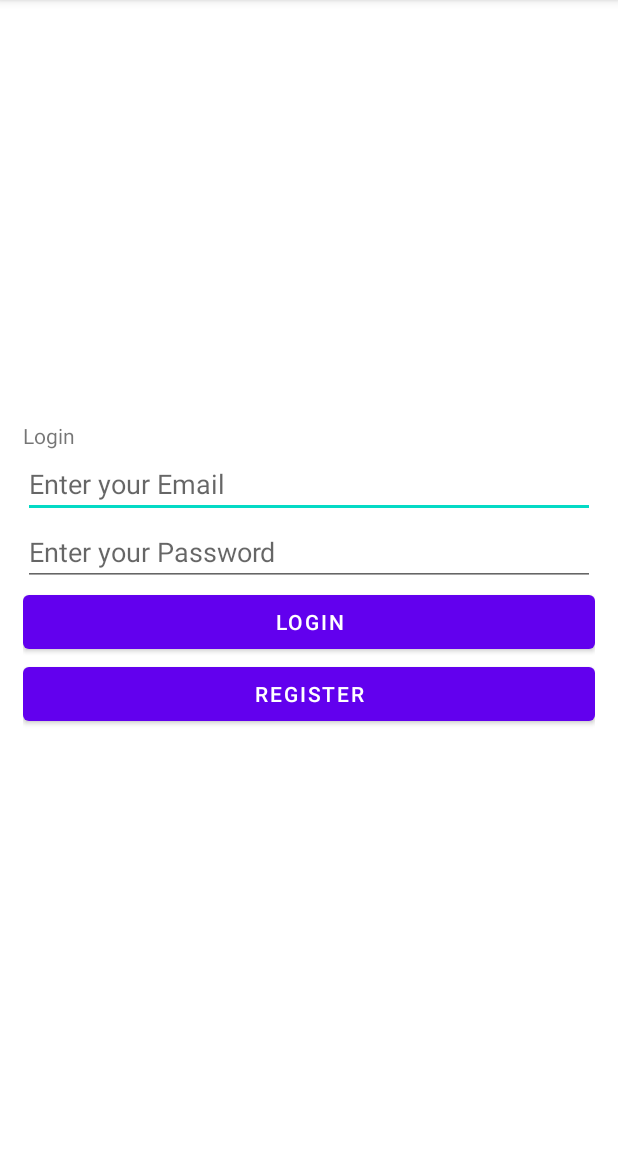
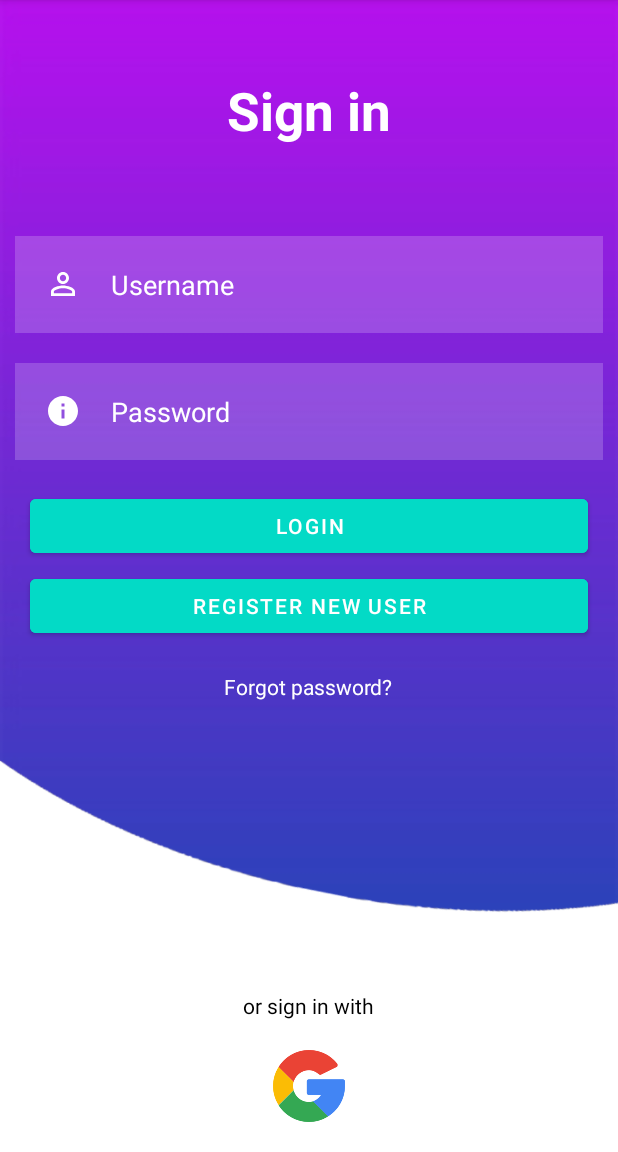
Before and after one commit to soscaster/2023Android-ICT-Team7, an Android app: the LoginActivity screen opened directly, with no data from a screen before it, on a phone screen of 412 x 824 dp, the part 84-1236 px from its top. Run offline under Robolectric (Android 15) with nearby library versions, the phone set to English and light mode, and no system bars; our stand-ins replace Firebase (no records; nobody signed in at launch, a user with empty details on screens opened directly).

Commit message:
Email Verification + Google Sign-in
Changelog:
- Changed the login theme.
- Added Email Verification + Google Sign-in.

TODO:
- Save login session.
- More functions in Events and Settings tab.

Bug:
- The camera's information sorting is wrong.
- You tell me?

Tested device on this version (but it should work with any other devices with API >= 24):
- Pixel 3: Android 13 API 33 (PixelExperience ROM)

```diff
--- a/app/src/main/java/vn/usth/team7camera/LoginActivity.java
+++ b/app/src/main/java/vn/usth/team7camera/LoginActivity.java
@@ -7,124 +7,149 @@ import android.os.Bundle;
 
 import android.content.Intent;
 import android.support.annotation.NonNull;
+import android.support.annotation.Nullable;
 import android.text.TextUtils;
 import android.view.View;
+import android.widget.ImageView;
 import android.widget.Toast;
 import android.widget.EditText;
 import android.widget.TextView;
 import android.widget.Button;
 import android.widget.ProgressBar;
 
+import com.google.android.gms.auth.api.signin.GoogleSignIn;
+import com.google.android.gms.auth.api.signin.GoogleSignInAccount;
+import com.google.android.gms.auth.api.signin.GoogleSignInClient;
+import com.google.android.gms.auth.api.signin.GoogleSignInOptions;
+import com.google.android.gms.common.api.ApiException;
+import com.google.firebase.auth.AuthCredential;
 import com.google.firebase.auth.FirebaseAuth;
 import com.google.firebase.auth.AuthResult;
 import com.google.android.gms.tasks.OnCompleteListener;
 import com.google.android.gms.tasks.Task;
+import com.google.android.material.button.MaterialButton;
+import com.google.firebase.auth.FirebaseUser;
+import com.google.firebase.auth.GoogleAuthProvider;
+
+import org.w3c.dom.Text;
+
 public class LoginActivity extends AppCompatActivity {
+    private TextView emailTextView, passwordTextView;
+    private MaterialButton Btn;
+    private MaterialButton BtnReg;
+    private ImageView BtnGoogle;
+    private FirebaseAuth mAuth;
+    private GoogleSignInClient mGoogleSignInClient;
+    private static final int RC_SIGN_IN = 9001; // Request code for Google Sign-In
 
-    private EditText emailTextView, passwordTextView;
-    private Button Btn;
-    private Button BtnReg;
-    private ProgressBar progressbar;
-
-    private FirebaseAuth mAuth;
     @Override
-    protected void onCreate(Bundle savedInstanceState)
-    {
+    protected void onCreate(Bundle savedInstanceState) {
         super.onCreate(savedInstanceState);
         setContentView(R.layout.activity_login);
-        // taking instance of FirebaseAuth
         mAuth = FirebaseAuth.getInstance();
 
-        // initialising all views through id defined above
-        emailTextView = findViewById(R.id.email);
+        emailTextView = findViewById(R.id.username);
         passwordTextView = findViewById(R.id.password);
-        Btn = findViewById(R.id.login);
+        Btn = findViewById(R.id.loginbtn);
         BtnReg = findViewById(R.id.regnew);
-        progressbar = findViewById(R.id.progressBar);
+        BtnGoogle = findViewById(R.id.googlebtn);
 
-        // Set on Click Listener on Sign-in button
+        // Configure Google Sign-In
+        GoogleSignInOptions gso = new GoogleSignInOptions.Builder(GoogleSignInOptions.DEFAULT_SIGN_IN)
+                .requestIdToken(getString(R.string.default_web_client_id))
+                .requestEmail()
+                .build();
+
+        mGoogleSignInClient = GoogleSignIn.getClient(this, gso);
+
         Btn.setOnClickListener(new View.OnClickListener() {
             @Override
-            public void onClick(View v)
-            {
+            public void onClick(View v) {
                 loginUserAccount();
             }
         });
 
-        // Set on Click Listener on Register button
         BtnReg.setOnClickListener(new View.OnClickListener() {
             @Override
-            public void onClick(View v)
-            {
+            public void onClick(View v) {
                 Intent intent = new Intent(getBaseContext(), RegistrationActivity.class);
                 startActivity(intent);
             }
         });
+
+        BtnGoogle.setOnClickListener(new View.OnClickListener() {
+            @Override
+            public void onClick(View v) {
+                loginGoogleAccount();
+            }
+        });
     }
 
-    private void loginUserAccount()
-    {
-
-        // show the visibility of progress bar to show loading
-        progressbar.setVisibility(View.VISIBLE);
-
-        // Take the value of two edit texts in Strings
+    private void loginUserAccount() {
         String email, password;
         email = emailTextView.getText().toString();
         password = passwordTextView.getText().toString();
 
-        // validations for input email and password
         if (TextUtils.isEmpty(email)) {
-            Toast.makeText(getApplicationContext(),
-                            "Please enter email!!",
-                            Toast.LENGTH_LONG)
-                    .show();
+            Toast.makeText(getApplicationContext(),"Please enter email!!", Toast.LENGTH_LONG).show();
+            return;
+        }
+        if (TextUtils.isEmpty(password)) {
+            Toast.makeText(getApplicationContext(),"Please enter password!!", Toast.LENGTH_LONG).show();
             return;
         }
 
-        if (TextUtils.isEmpty(password)) {
-            Toast.makeText(getApplicationContext(),
-                            "Please enter password!!",
-                            Toast.LENGTH_LONG)
-                    .show();
-            return;
+        mAuth.signInWithEmailAndPassword(email, password).addOnCompleteListener(new OnCompleteListener<AuthResult>() {
+            @Override
+            public void onComplete(@NonNull Task<AuthResult> task) {
+                if (task.isSuccessful()) {
+                    Toast.makeText(getApplicationContext(),"Login successful!!", Toast.LENGTH_LONG).show();
+                    Intent intent = new Intent(LoginActivity.this, MainActivity.class);
+                    startActivity(intent);
+                } else {
+                    Toast.makeText(getApplicationContext(),"Login failed!!", Toast.LENGTH_LONG).show();
+                }
+            }
+        });
     }
 
-        // signin existing user
-        mAuth.signInWithEmailAndPassword(email, password)
-                .addOnCompleteListener(
-                        new OnCompleteListener<AuthResult>() {
-                            @Override
-                            public void onComplete(
-                                    @NonNull Task<AuthResult> task)
-                            {
-                                if (task.isSuccessful()) {
-                                    Toast.makeText(getApplicationContext(),
-                                                    "Login successful!!",
-                                                    Toast.LENGTH_LONG)
-                                            .show();
-
-                                    // hide the progress bar
-                                    progressbar.setVisibility(View.GONE);
-
-                                    // if sign-in is successful
-                                    // intent to home activity
-                                    Intent intent
-                                            = new Intent(LoginActivity.this,
-                                            MainActivity.class);
-                                    startActivity(intent);
+    private void loginGoogleAccount() {
+        Intent signInIntent = mGoogleSignInClient.getSignInIntent();
+        startActivityForResult(signInIntent, RC_SIGN_IN);
     }
 
-                                else {
+    @Override
+    public void onActivityResult(int requestCode, int resultCode, @Nullable Intent data) {
+        super.onActivityResult(requestCode, resultCode, data);
 
-                                    // sign-in failed
-                                    Toast.makeText(getApplicationContext(),
-                                                    "Login failed!!",
-                                                    Toast.LENGTH_LONG)
-                                            .show();
+        if (requestCode == RC_SIGN_IN) {
+            Task<GoogleSignInAccount> task = GoogleSignIn.getSignedInAccountFromIntent(data);
+            try {
+                // Google Sign-In was successful, authenticate with Firebase
+                GoogleSignInAccount account = task.getResult(ApiException.class);
+                firebaseAuthWithGoogle(account);
+            } catch (ApiException e) {
+                // Google Sign-In failed
+                Toast.makeText(this, "Google Sign-In failed: " + e.getMessage(), Toast.LENGTH_SHORT).show();
+            }
+        }
+    }
 
-                                    // hide the progress bar
-                                    progressbar.setVisibility(View.GONE);
+    private void firebaseAuthWithGoogle(GoogleSignInAccount acct) {
+        AuthCredential credential = GoogleAuthProvider.getCredential(acct.getIdToken(), null);
+        mAuth.signInWithCredential(credential)
+                .addOnCompleteListener(this, new OnCompleteListener<AuthResult>() {
+                    @Override
+                    public void onComplete(@NonNull Task<AuthResult> task) {
+                        if (task.isSuccessful()) {
+                            // Sign in success, update UI with the signed-in user's information
+                            FirebaseUser user = mAuth.getCurrentUser();
+                            Toast.makeText(getApplicationContext(), "Google Sign-In successful!", Toast.LENGTH_SHORT).show();
+                            Intent intent = new Intent(LoginActivity.this, MainActivity.class);
+                            startActivity(intent);
+                        } else {
+                            // If sign-in fails, display a message to the user.
+                            Toast.makeText(getApplicationContext(), "Google Sign-In failed.", Toast.LENGTH_SHORT).show();
                         }
                     }
                 });
--- /dev/null
+++ b/app/src/main/res/drawable/ic_baseline_info_24.xml
@@ -0,0 +1,5 @@
+<vector android:height="24dp" android:tint="#FFFFFF"
+    android:viewportHeight="24" android:viewportWidth="24"
+    android:width="24dp" xmlns:android="http://schemas.android.com/apk/res/android">
+    <path android:fillColor="@android:color/white" android:pathData="M12,2C6.48,2 2,6.48 2,12s4.48,10 10,10 10,-4.48 10,-10S17.52,2 12,2zM13,17h-2v-6h2v6zM13,9h-2L11,7h2v2z"/>
+</vector>
--- /dev/null
+++ b/app/src/main/res/drawable/ic_baseline_person_outline_24.xml
@@ -0,0 +1,5 @@
+<vector android:height="24dp" android:tint="#FFFFFF"
+    android:viewportHeight="24" android:viewportWidth="24"
+    android:width="24dp" xmlns:android="http://schemas.android.com/apk/res/android">
+    <path android:fillColor="@android:color/white" android:pathData="M12,5.9c1.16,0 2.1,0.94 2.1,2.1s-0.94,2.1 -2.1,2.1S9.9,9.16 9.9,8s0.94,-2.1 2.1,-2.1m0,9c2.97,0 6.1,1.46 6.1,2.1v1.1L5.9,18.1L5.9,17c0,-0.64 3.13,-2.1 6.1,-2.1M12,4C9.79,4 8,5.79 8,8s1.79,4 4,4 4,-1.79 4,-4 -1.79,-4 -4,-4zM12,13c-2.67,0 -8,1.34 -8,4v3h16v-3c0,-2.66 -5.33,-4 -8,-4z"/>
+</vector>
--- a/app/src/main/res/layout/activity_login.xml
+++ b/app/src/main/res/layout/activity_login.xml
@@ -1,57 +1,125 @@
 <?xml version="1.0" encoding="utf-8"?>
-<!-- Linear Layout with vertical orientation and other properties -->
-
-<LinearLayout
-    xmlns:android="http://schemas.android.com/apk/res/android"
+<RelativeLayout xmlns:android="http://schemas.android.com/apk/res/android"
     xmlns:app="http://schemas.android.com/apk/res-auto"
     xmlns:tools="http://schemas.android.com/tools"
-
     android:layout_width="match_parent"
     android:layout_height="match_parent"
-    android:gravity="center_vertical"
-    android:orientation="vertical"
-    android:padding="15dp"
-    tools:context=".LoginActivity">
+    android:background="@drawable/background"
+    tools:context=".MainActivity">
 
-    <!-- TextView for heading -->
+    <TextView
+        android:layout_width="match_parent"
+        android:layout_height="wrap_content"
+        android:id="@+id/signin"
+        android:text="Sign in"
+        android:textColor="@color/white"
+        android:textSize="35dp"
+        android:textStyle="bold"
+        android:layout_margin="50dp"
+        android:gravity="center"/>
+
+    <EditText
+        android:id="@+id/username"
+        android:layout_width="match_parent"
+        android:layout_height="wrap_content"
+        android:layout_below="@id/signin"
+        android:layout_marginStart="10dp"
+        android:layout_marginTop="10dp"
+        android:layout_marginEnd="10dp"
+        android:layout_marginBottom="10dp"
+        android:background="#30ffffff"
+        android:drawableLeft="@drawable/ic_baseline_person_outline_24"
+        android:drawablePadding="20dp"
+        android:hint="Username"
+        android:padding="20dp"
+        android:textColor="@color/white"
+        android:textColorHint="@color/white" />
+
+    <EditText
+        android:layout_width="match_parent"
+        android:layout_height="wrap_content"
+        android:id="@+id/password"
+        android:layout_below="@id/username"
+        android:background="#30ffffff"
+        android:hint="Password"
+        android:textColorHint="@color/white"
+        android:textColor="@color/white"
+        android:layout_margin="10dp"
+        android:padding="20dp"
+        android:drawableLeft="@drawable/ic_baseline_info_24"
+        android:drawablePadding="20dp"
+        android:inputType="textPassword"/>
+
+    <com.google.android.material.button.MaterialButton
+        android:id="@+id/loginbtn"
+        android:layout_width="match_parent"
+        android:layout_height="wrap_content"
+        android:layout_below="@id/password"
+        android:layout_centerHorizontal="true"
+        android:layout_marginStart="20dp"
+        android:layout_marginTop="10dp"
+        android:layout_marginEnd="20dp"
+        android:layout_marginBottom="5dp"
+        android:backgroundTint="@color/design_default_color_secondary"
+        android:text="LOGIN" />
+
+    <com.google.android.material.button.MaterialButton
+        android:id="@+id/regnew"
+        android:layout_width="match_parent"
+        android:layout_height="wrap_content"
+        android:layout_below="@id/loginbtn"
+        android:layout_centerHorizontal="true"
+        android:layout_marginStart="20dp"
+        android:layout_marginEnd="20dp"
+        android:backgroundTint="@color/design_default_color_secondary"
+        android:text="REGISTER NEW USER" />
+
+    <TextView
+        android:id="@+id/forgotpass"
+        android:layout_width="wrap_content"
+        android:layout_height="wrap_content"
+        android:layout_below="@id/regnew"
+        android:layout_centerHorizontal="true"
+        android:layout_marginStart="20dp"
+        android:layout_marginTop="20dp"
+        android:layout_marginEnd="20dp"
+        android:layout_marginBottom="20dp"
+        android:text="Forgot password?"
+        android:textColor="@color/white" />
+
     <TextView
         android:layout_width="wrap_content"
         android:layout_height="wrap_content"
-        android:text="Login"/>
+        android:id="@+id/others"
+        android:layout_above="@id/socialicons"
+        android:text="or sign in with"
+        android:layout_centerHorizontal="true"
+        android:textColor="@color/black"/>
 
-    <!-- Edit text for email -->
-    <EditText
-        android:id="@+id/email"
+    <LinearLayout
         android:layout_width="match_parent"
         android:layout_height="wrap_content"
-        android:hint="Enter your Email" />
+        android:id="@+id/socialicons"
+        android:layout_alignParentBottom="true"
+        android:gravity="center">
 
-    <!-- Edit text for password -->
-    <EditText
-        android:id="@+id/password"
-        android:layout_width="match_parent"
-        android:layout_height="wrap_content"
-        android:hint="Enter your Password"
-        android:inputType="textPassword" />
 
-    <!-- Button for Login with text "Login" -->
-    <Button
-        android:id="@+id/login"
-        android:layout_width="match_parent"
-        android:layout_height="wrap_content"
-        android:text="Login" />
+        <ImageView
+            android:id="@+id/googlebtn"
+            android:layout_width="48dp"
+            android:layout_height="48dp"
+            android:layout_margin="20dp"
+            android:src="@drawable/google"/>
+<!--        <ImageView-->
+<!--            android:layout_width="48dp"-->
+<!--            android:layout_height="48dp"-->
+<!--            android:layout_margin="20dp"-->
+<!--            android:src="@drawable/fb"/>-->
+<!--        <ImageView-->
+<!--            android:layout_width="48dp"-->
+<!--            android:layout_height="48dp"-->
+<!--            android:layout_margin="20dp"-->
+<!--            android:src="@drawable/twitter"/>-->
 
-    <!-- Button for Register with text "Register" -->
-    <Button
-        android:id="@+id/regnew"
-        android:layout_width="match_parent"
-        android:layout_height="wrap_content"
-        android:text="Register" />
-
-    <!-- ProgressBar for Loading Time -->
-    <ProgressBar
-        android:id="@+id/progressBar"
-        android:layout_width="wrap_content"
-        android:layout_height="wrap_content"
-        android:visibility="gone" />
-</LinearLayout>
+    </LinearLayout>
+</RelativeLayout>
```
Also changed, not shown: app/src/main/java/vn/usth/team7camera/RegistrationActivity.java (+24 -22 lines), app/src/main/res/drawable/background.png (added), app/src/main/res/drawable/fb.png (added), app/src/main/res/drawable/google.png (added), app/src/main/res/drawable/twitter.png (added). Lines whose indentation alone changed are shown as unchanged.
